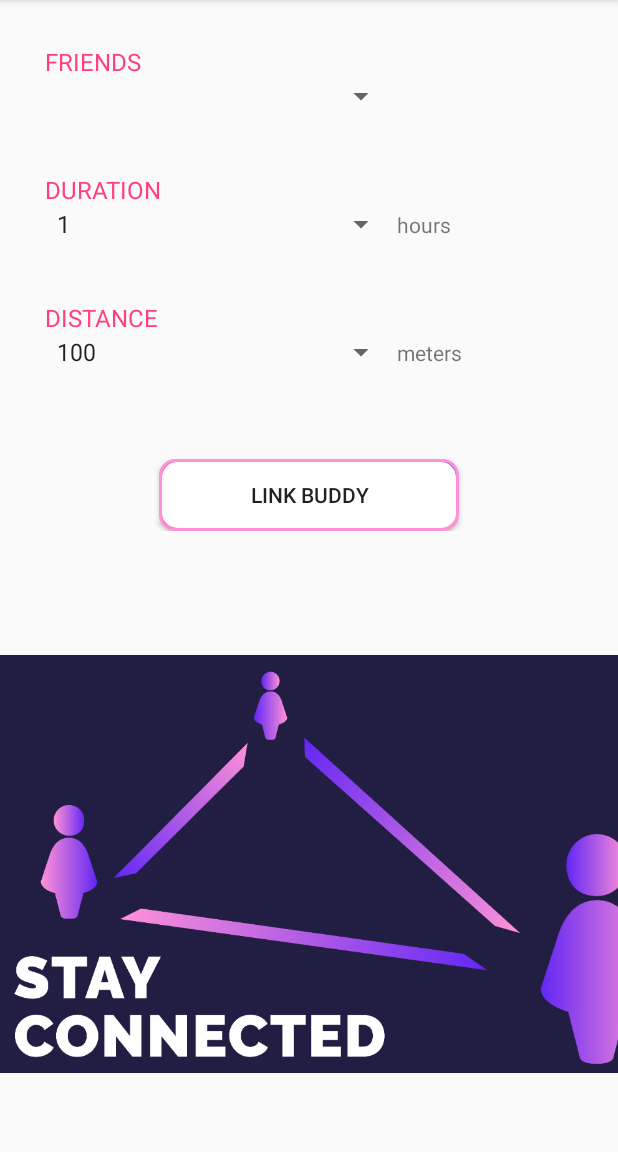
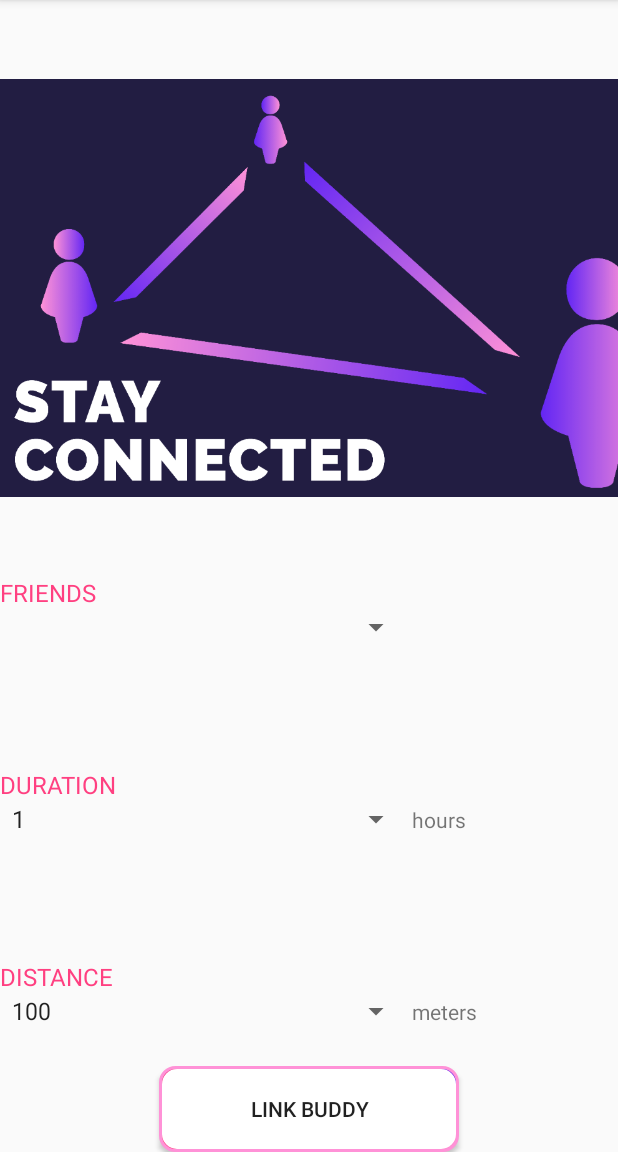
Before and after one commit to vivss/BuddySystem, an Android app: the CreateLink screen opened directly, with no data from a screen before it, on a phone screen of 412 x 824 dp, the part 84-1236 px from its top. Run offline under Robolectric (Android 15) with nearby library versions, the phone set to English and light mode, and no system bars.

Commit message:
this works
kinda

```diff
--- a/app/src/main/java/com/example/vivian/buddysystem/SigninActivity.java
+++ b/app/src/main/java/com/example/vivian/buddysystem/SigninActivity.java
@@ -142,6 +142,7 @@ public class SigninActivity extends AppCompatActivity{
             User user = new User(username, password);
             mList.addUser(user);
             Log.d("SIGNIN", "YOU created a user!");
+            mList.setCurrentUser(user);
             startActivity(new Intent(SigninActivity.this, NotActiveDash.class));
         }
     }
--- a/app/src/main/java/com/example/vivian/buddysystem/model/UserList.java
+++ b/app/src/main/java/com/example/vivian/buddysystem/model/UserList.java
@@ -25,7 +25,7 @@ public class UserList{
 
     private final SQLiteDatabase mUserDatabase;
 
-    private User mCurrentUser;
+    private static User mCurrentUser;
 
 
     public UserList(Context context) {
--- a/app/src/main/java/com/example/vivian/buddysystem/recycler/LinkHolder.java
+++ b/app/src/main/java/com/example/vivian/buddysystem/recycler/LinkHolder.java
@@ -25,6 +25,6 @@ public class LinkHolder extends RecyclerView.ViewHolder{
 
     public void bindLink(Link link){
         mBuddyB.setText(link.getBuddyB());
-        mDistance.setText(link.getSpace());
+        mDistance.setText(Integer.toString(link.getSpace()));
     }
 }
--- a/app/src/main/java/com/example/vivian/buddysystem/recycler/MyLinkRecyclerViewAdapter.java
+++ b/app/src/main/java/com/example/vivian/buddysystem/recycler/MyLinkRecyclerViewAdapter.java
@@ -9,7 +9,6 @@ import android.widget.TextView;
 import com.example.vivian.buddysystem.R;
 import com.example.vivian.buddysystem.model.Link;
 import com.example.vivian.buddysystem.model.LinkList;
-import com.example.vivian.buddysystem.recycler.LinkFragment.OnListFragmentInteractionListener;
 
 
 import java.util.ArrayList;
--- a/app/src/main/res/layout/activity_create_link.xml
+++ b/app/src/main/res/layout/activity_create_link.xml
@@ -11,15 +11,15 @@
         android:layout_height="match_parent"
         android:orientation="vertical">
 
+        <ImageView
+            android:layout_width="match_parent"
+            android:layout_height="0px"
+            android:layout_weight="3"
+            android:src="@mipmap/buddy_connected_text" />
+
         <LinearLayout
                 android:layout_width="match_parent"
-            android:layout_height="0px"
-            android:orientation="vertical"
-            android:padding="30dp"
-            android:layout_weight="1">
-            <LinearLayout
-                android:layout_width="match_parent"
-                android:layout_height="0px"
+                android:layout_height="0dp"
                 android:orientation="vertical"
                 android:layout_weight="1">
                 <TextView
@@ -101,24 +101,18 @@
                         android:layout_weight="1"
                         android:text="meters"/>
                 </LinearLayout>
-            </LinearLayout>
+
                 <Button
                     android:id="@+id/btn_create_link"
                     android:layout_width="200dp"
                     android:layout_height="wrap_content"
+                    android:layout_weight="2"
                     android:layout_gravity="center_vertical|center_horizontal"
                     android:layout_marginTop="20dp"
-                android:text="@string/button_add"
                     android:background="@drawable/gradient"
-                />
+                    android:text="@string/button_add" />
+            </LinearLayout>
 
     </LinearLayout>
 
-        <ImageView
-            android:layout_width="match_parent"
-            android:layout_height="0px"
-            android:layout_weight="1"
-            android:src="@mipmap/buddy_connected_text" />
-    </LinearLayout>
-
 </android.support.constraint.ConstraintLayout>
```
Also changed, not shown: app/src/main/java/com/example/vivian/buddysystem/CreateLink.java (+22 -1 lines), app/src/main/java/com/example/vivian/buddysystem/model/LinkList.java (+5 -2 lines), app/src/main/java/com/example/vivian/buddysystem/recycler/LinkFragment.java (+14 -11 lines), app/src/main/java/com/example/vivian/buddysystem/recycler/RecyclerActivity.java (+22 -0 lines). Lines whose indentation alone changed are shown as unchanged.
